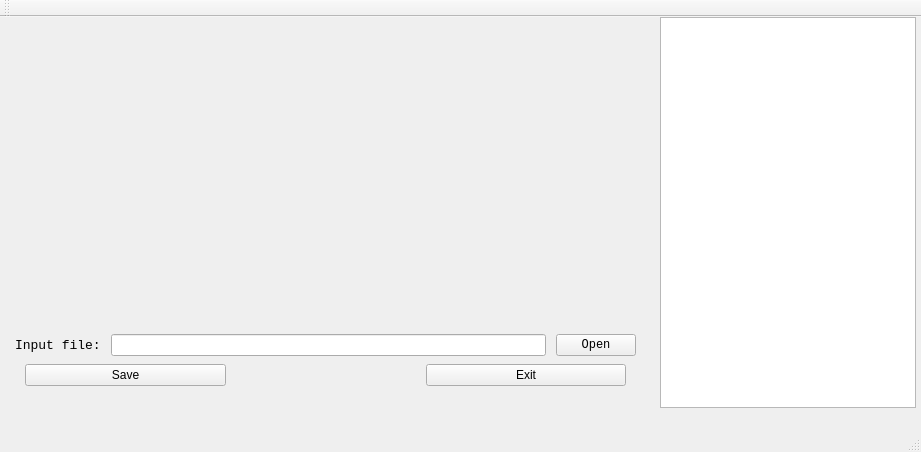
The window that Qt_Plot/mainwindow.ui (Shawn-Hu/Qt_Example) describes before a commit, drawn with Qt 5.
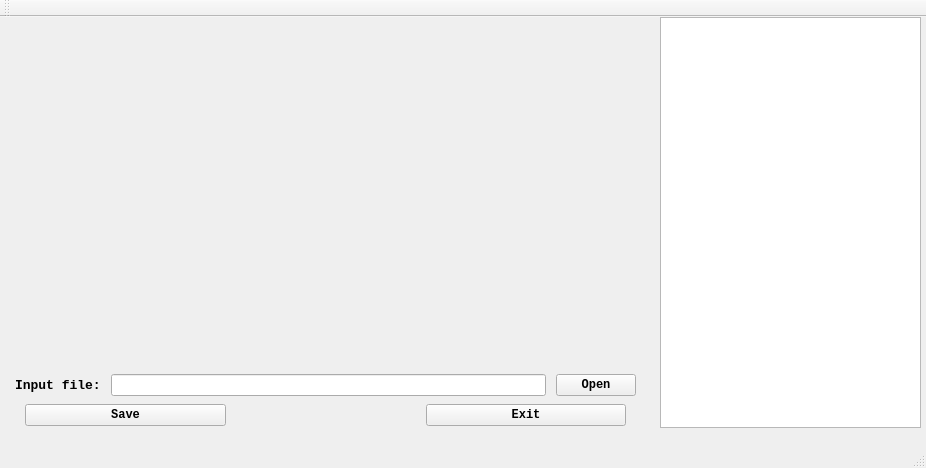
The same window after the commit. Custom widgets are drawn as their Qt base class.

Patch:
```diff
--- a/Qt_Plot/mainwindow.ui
+++ b/Qt_Plot/mainwindow.ui
@@ -6,10 +6,17 @@
    <rect>
     <x>0</x>
     <y>0</y>
-    <width>921</width>
-    <height>452</height>
+    <width>926</width>
+    <height>468</height>
    </rect>
   </property>
+  <property name="font">
+   <font>
+    <family>Consolas</family>
+    <weight>75</weight>
+    <bold>true</bold>
+   </font>
+  </property>
   <property name="windowTitle">
    <string>MainWindow</string>
   </property>
@@ -18,7 +25,7 @@
     <property name="geometry">
      <rect>
       <x>0</x>
-      <y>310</y>
+      <y>350</y>
       <width>651</width>
       <height>66</height>
      </rect>
@@ -118,10 +125,10 @@
    <widget class="QCustomPlot" name="customPlot" native="true">
     <property name="geometry">
      <rect>
-      <x>10</x>
-      <y>10</y>
-      <width>641</width>
-      <height>291</height>
+      <x>0</x>
+      <y>0</y>
+      <width>651</width>
+      <height>341</height>
      </rect>
     </property>
    </widget>
@@ -130,8 +137,8 @@
      <rect>
       <x>660</x>
       <y>0</y>
-      <width>256</width>
-      <height>391</height>
+      <width>261</width>
+      <height>411</height>
      </rect>
     </property>
    </widget>
@@ -154,7 +161,7 @@
     <enum>TopToolBarArea</enum>
    </attribute>
    <attribute name="toolBarBreak">
-    <bool>false</bool>
+    <bool>true</bool>
    </attribute>
   </widget>
   <widget class="QStatusBar" name="statusBar"/>
```
Left out of the diff: 12 changed lines with no effect on the pictures.
